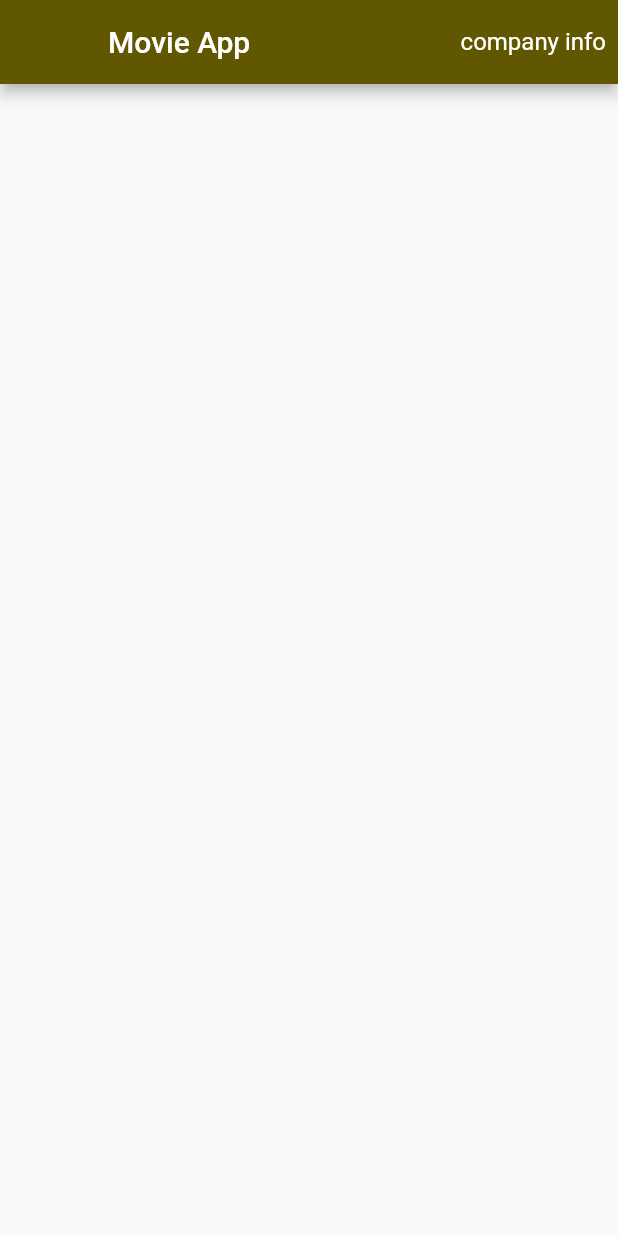
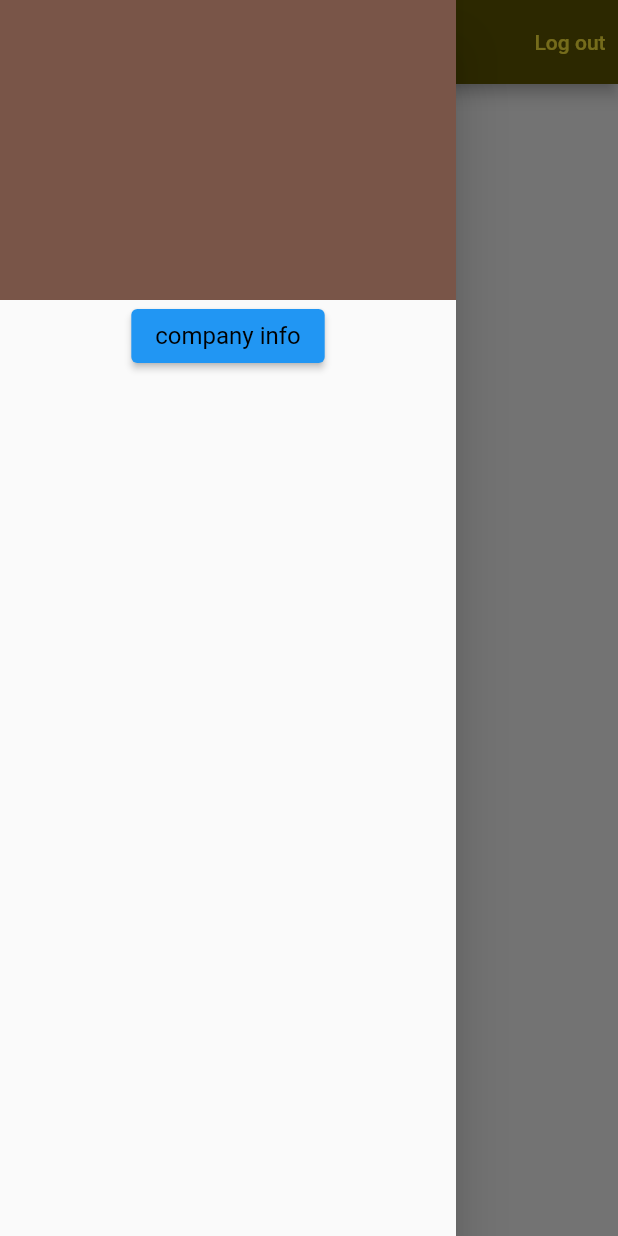
Before and after one commit to sayanths/movie_display_banglore_project, a Flutter app: the HomePage screen opened directly, with the side drawer open (before the commit the screen has no drawer), on a phone screen of 412 x 824 dp. Run offline on Flutter 3.47's test engine with Material 2 defaults, Android fonts, the phone set to English and light mode, and no system bars; our stand-ins replace dio, google_fonts, hive_flutter; accounts and stored records are empty; network calls fail.

Commit message:
completely done

```diff
--- a/lib/app/home_page/view/home_page.dart
+++ b/lib/app/home_page/view/home_page.dart
@@ -3,6 +3,7 @@ import 'package:movie_project_banglore/app/core/fonts.dart';
 import 'package:movie_project_banglore/app/core/widget.dart';
 import 'package:movie_project_banglore/app/home_page/view/widgets/custom_home_container.dart';
 import 'package:movie_project_banglore/app/home_page/view_model/home_page.dart';
+import 'package:movie_project_banglore/app/login_page/view/login_page.dart';
 import 'package:provider/provider.dart';
 
 class HomePage extends StatelessWidget {
@@ -13,20 +14,45 @@ class HomePage extends StatelessWidget {
     Size size = MediaQuery.of(context).size;
     context.read<HomeProvider>().fetchDatas();
     return Scaffold(
+      drawer: Drawer(
+        child: Column(
+          children: [
+            Container(
+              height: 200,
+              color: Colors.brown,
+            ),
+            Center(
+              child: ElevatedButton(
+                  onPressed: () {
+                    context.read<HomeProvider>().companyinformation(context);
+                  },
+                  child: Text(
+                    "company info",
+                    style: gFontsSans(cl: Colors.black),
+                  )),
+            )
+          ],
+        ),
+      ),
       appBar: AppBar(
-          leading: const Text(''),
         backgroundColor: const Color.fromARGB(255, 96, 87, 0),
         title: const Text("Movie App"),
         actions: [
           TextButton(
               onPressed: () {
-                  context.read<HomeProvider>().companyinformation(context);
+                Navigator.pushAndRemoveUntil(
+                    context,
+                    MaterialPageRoute(
+                      builder: (context) => const MyLogin(),
+                    ),
+                    (route) => false);
               },
-                child: Text(
-                  "company info",
-                  style: gFontsSans(cl: Colors.white),
+              child: const Text(
+                "Log out",
+                style: TextStyle(color: Colors.yellow),
               ))
-          ]),
+        ],
+      ),
       body: Consumer<HomeProvider>(
         builder: (context, value, child) {
           if (value.movieData == null) {
```
Also changed, not shown: lib/app/signup_page/view_model/sign_up_controller.dart (+3 -8 lines). Lines whose indentation alone changed are shown as unchanged.
